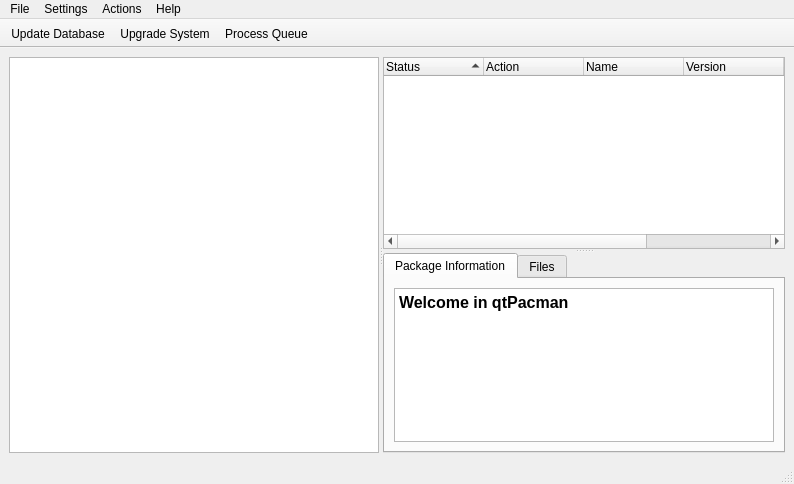
Qt form trunk/ui/MainWindow.ui (drf/shaman1) before a commit.
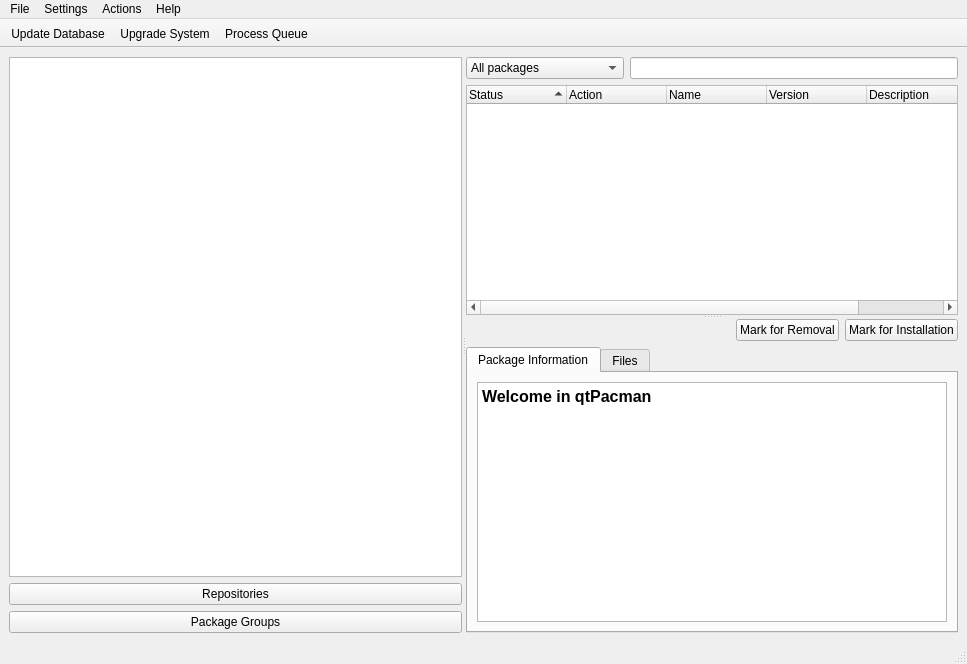
The same form after that commit.

Commit message: New MainWindow layout =)

Patch:
```diff
--- a/trunk/ui/MainWindow.ui
+++ b/trunk/ui/MainWindow.ui
@@ -5,8 +5,8 @@
    <rect>
     <x>0</x>
     <y>0</y>
-    <width>794</width>
-    <height>484</height>
+    <width>967</width>
+    <height>664</height>
    </rect>
   </property>
   <property name="windowTitle" >
@@ -19,21 +19,105 @@
       <property name="orientation" >
        <enum>Qt::Horizontal</enum>
       </property>
-      <property name="childrenCollapsible" >
-       <bool>true</bool>
-      </property>
+      <widget class="QWidget" name="verticalLayout" >
+       <layout class="QVBoxLayout" >
+        <item>
       <widget class="QListWidget" name="repoList" >
        <property name="sizePolicy" >
-        <sizepolicy vsizetype="Maximum" hsizetype="Maximum" >
+           <sizepolicy vsizetype="Minimum" hsizetype="Preferred" >
          <horstretch>0</horstretch>
          <verstretch>0</verstretch>
         </sizepolicy>
        </property>
+         </widget>
+        </item>
+        <item>
+         <widget class="QPushButton" name="pushButton" >
+          <property name="sizePolicy" >
+           <sizepolicy vsizetype="Maximum" hsizetype="Preferred" >
+            <horstretch>0</horstretch>
+            <verstretch>0</verstretch>
+           </sizepolicy>
+          </property>
+          <property name="text" >
+           <string>Repositories</string>
+          </property>
+         </widget>
+        </item>
+        <item>
+         <widget class="QPushButton" name="pushButton_3" >
+          <property name="sizePolicy" >
+           <sizepolicy vsizetype="Maximum" hsizetype="Preferred" >
+            <horstretch>0</horstretch>
+            <verstretch>0</verstretch>
+           </sizepolicy>
+          </property>
+          <property name="text" >
+           <string>Package Groups</string>
+          </property>
+         </widget>
+        </item>
+       </layout>
       </widget>
       <widget class="QSplitter" name="splitter" >
        <property name="orientation" >
         <enum>Qt::Vertical</enum>
        </property>
+       <widget class="QWidget" name="verticalLayout_3" >
+        <layout class="QVBoxLayout" >
+         <item>
+          <layout class="QHBoxLayout" >
+           <item>
+            <widget class="QComboBox" name="comboBox" >
+             <property name="sizePolicy" >
+              <sizepolicy vsizetype="Fixed" hsizetype="Maximum" >
+               <horstretch>0</horstretch>
+               <verstretch>0</verstretch>
+              </sizepolicy>
+             </property>
+             <item>
+              <property name="text" >
+               <string>All packages</string>
+              </property>
+             </item>
+             <item>
+              <property name="text" >
+               <string>Installed packages</string>
+              </property>
+             </item>
+             <item>
+              <property name="text" >
+               <string>Not installed packages</string>
+              </property>
+             </item>
+             <item>
+              <property name="text" >
+               <string>Upgradeable packages</string>
+              </property>
+             </item>
+             <item>
+              <property name="text" >
+               <string>Packages in Queue</string>
+              </property>
+             </item>
+            </widget>
+           </item>
+           <item>
+            <widget class="QLineEdit" name="lineEdit" >
+             <property name="sizePolicy" >
+              <sizepolicy vsizetype="Fixed" hsizetype="MinimumExpanding" >
+               <horstretch>0</horstretch>
+               <verstretch>0</verstretch>
+              </sizepolicy>
+             </property>
+             <property name="inputMask" >
+              <string/>
+             </property>
+            </widget>
+           </item>
+          </layout>
+         </item>
+         <item>
        <widget class="QTreeWidget" name="pkgsViewWG" >
         <property name="sizePolicy" >
          <sizepolicy vsizetype="Minimum" hsizetype="Minimum" >
@@ -84,6 +168,43 @@
          </property>
         </column>
        </widget>
+         </item>
+        </layout>
+       </widget>
+       <widget class="QWidget" name="verticalLayout_2" >
+        <layout class="QVBoxLayout" >
+         <item>
+          <layout class="QHBoxLayout" >
+           <item>
+            <spacer>
+             <property name="orientation" >
+              <enum>Qt::Horizontal</enum>
+             </property>
+             <property name="sizeHint" >
+              <size>
+               <width>40</width>
+               <height>20</height>
+              </size>
+             </property>
+            </spacer>
+           </item>
+           <item>
+            <widget class="QPushButton" name="pushButton_7" >
+             <property name="text" >
+              <string>Mark for Removal</string>
+             </property>
+            </widget>
+           </item>
+           <item>
+            <widget class="QPushButton" name="pushButton_6" >
+             <property name="text" >
+              <string>Mark for Installation</string>
+             </property>
+            </widget>
+           </item>
+          </layout>
+         </item>
+         <item>
        <widget class="QTabWidget" name="PkgInfos" >
         <property name="sizePolicy" >
          <sizepolicy vsizetype="Preferred" hsizetype="Minimum" >
@@ -132,6 +253,9 @@
          </attribute>
         </widget>
        </widget>
+         </item>
+        </layout>
+       </widget>
       </widget>
      </widget>
     </item>
@@ -142,7 +266,7 @@
     <rect>
      <x>0</x>
      <y>0</y>
-     <width>794</width>
+     <width>967</width>
      <height>31</height>
     </rect>
    </property>
```
Lines whose indentation alone changed are shown as unchanged. The commit also changes 2 other files.
